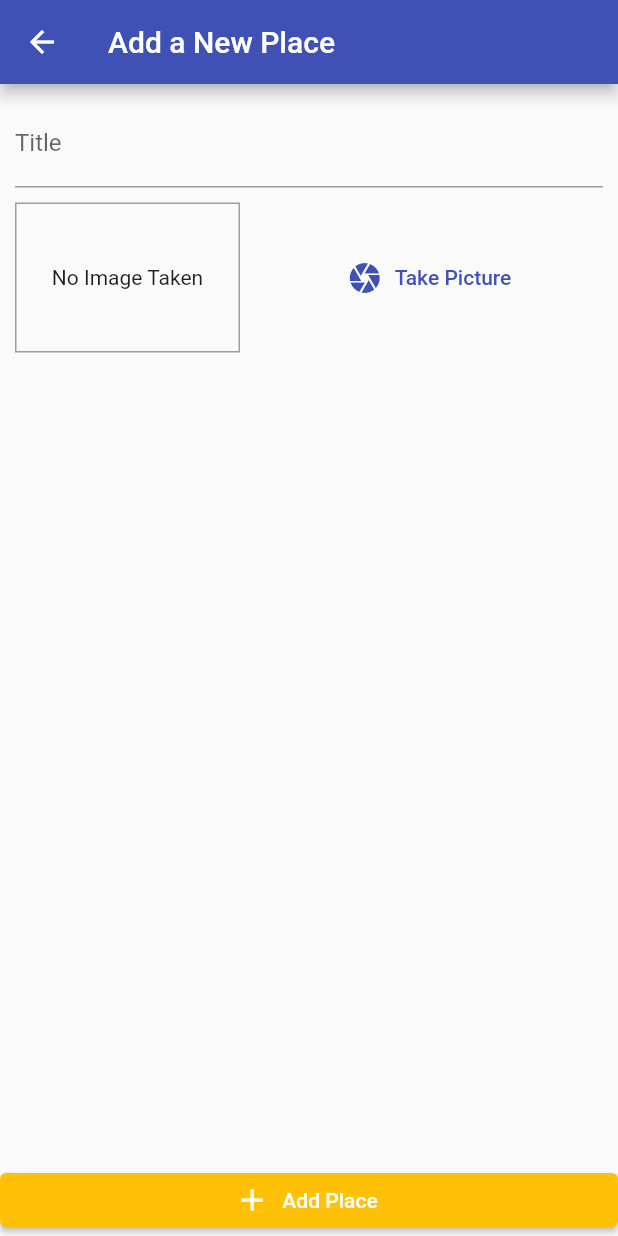
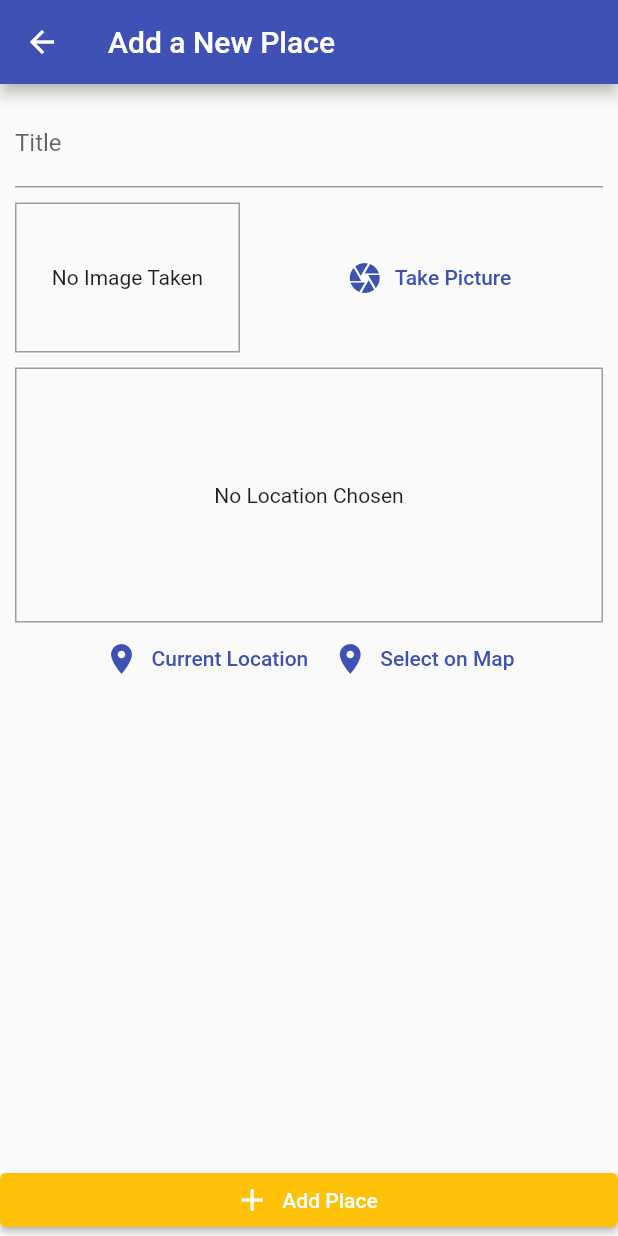
Before and after one commit to sakakidai/flutter_map, a Flutter app: the AddPlaceScreen screen opened by its route, on a phone screen of 412 x 824 dp. Run offline on Flutter 3.47's test engine with Material 2 defaults, Android fonts, the phone set to English and light mode, and no system bars; our stand-ins replace google_maps_flutter, image_picker, location.

Commit message:
Add google map

```diff
--- /dev/null
+++ b/lib/helpers/location_helper.dart
@@ -0,0 +1,10 @@
+const googleApiKey = String.fromEnvironment('GOOGLE_API_KEY');
+
+class LocationHelper {
+  static String generateLocationPreviewImage({
+    double? latitude,
+    double? longitude,
+  }) {
+    return 'https://maps.googleapis.com/maps/api/staticmap?center=$latitude,$longitude&zoom=16&size=600x300&maptype=roadmap&markers=color:red%7Clabel:A%7C$latitude,$longitude&key=$googleApiKey';
+  }
+}
--- a/lib/main.dart
+++ b/lib/main.dart
@@ -19,7 +19,7 @@ class MyApp extends StatelessWidget {
       child: MaterialApp(
         title: 'Great Places',
         theme: theme.copyWith(colorScheme: theme.colorScheme.copyWith(secondary: Colors.amber)),
-        home: PlacesListScreen(),
+        home: const PlacesListScreen(),
         routes: {
           AddPlaceScreen.routeName: (ctx) => const AddPlaceScreen(),
         },
--- a/lib/models/place.dart
+++ b/lib/models/place.dart
@@ -1,12 +1,11 @@
 import 'dart:io';
-import 'package:flutter/foundation.dart';
 
 class PlaceLocation {
   final double latitude;
   final double longitude;
   final String? address;
 
-  PlaceLocation({
+  const PlaceLocation({
     required this.latitude,
     required this.longitude,
     this.address,
--- a/lib/screens/add_place_screen.dart
+++ b/lib/screens/add_place_screen.dart
@@ -2,6 +2,7 @@ import 'dart:io';
 import 'package:flutter/material.dart';
 import 'package:provider/provider.dart';
 import '../widgets/image_input.dart';
+import '../widgets/location_input.dart';
 import '../providers/great_places.dart';
 
 class AddPlaceScreen extends StatefulWidget {
@@ -49,6 +50,8 @@ class _AddPlaceScreenState extends State<AddPlaceScreen> {
                     ),
                     const SizedBox(height: 10),
                     ImageInput(_selectedImage),
+                    const SizedBox(height: 10),
+                    const LocationInput(),
                   ],
                 ),
               ),
--- /dev/null
+++ b/lib/widgets/location_input.dart
@@ -0,0 +1,81 @@
+import 'package:flutter/material.dart';
+import 'package:google_maps_flutter/google_maps_flutter.dart';
+import 'package:location/location.dart';
+import '../helpers/location_helper.dart';
+import '../screens/map_screen.dart';
+
+class LocationInput extends StatefulWidget {
+  const LocationInput({Key? key}) : super(key: key);
+
+  @override
+  State<LocationInput> createState() => _LocationInputState();
+}
+
+class _LocationInputState extends State<LocationInput> {
+  String? _previewImageUrl;
+
+  Future<void> _getCurrentUserLocation() async {
+    final locData = await Location().getLocation();
+    final staticMapImageUrl = LocationHelper.generateLocationPreviewImage(latitude: locData.latitude, longitude: locData.longitude);
+    setState(() {
+      _previewImageUrl = staticMapImageUrl;
+    });
+  }
+
+  Future<void> _selectOnMap() async {
+    final selectedLocation = await Navigator.of(context).push<LatLng>(
+      MaterialPageRoute(
+        fullscreenDialog: true,
+        builder: (ctx) => const MapScreen(
+          isSelecting: true,
+        ),
+      ),
+    );
+
+    if (selectedLocation == null) {
+      return;
+    }
+    print(selectedLocation.latitude);
+  }
+
+  @override
+  Widget build(BuildContext context) {
+    return Column(
+      children: [
+        Container(
+          height: 170,
+          width: double.infinity,
+          alignment: Alignment.center,
+          decoration: BoxDecoration(border: Border.all(width: 1, color: Colors.grey)),
+          child: _previewImageUrl == null
+              ? const Text(
+                  'No Location Chosen',
+                  textAlign: TextAlign.center,
+                )
+              : Image.network(_previewImageUrl!, fit: BoxFit.cover, width: double.infinity),
+        ),
+        Row(
+          mainAxisAlignment: MainAxisAlignment.center,
+          children: [
+            TextButton.icon(
+              onPressed: _getCurrentUserLocation,
+              icon: const Icon(Icons.location_on),
+              label: const Text('Current Location'),
+              style: TextButton.styleFrom(
+                primary: Theme.of(context).primaryColor,
+              ),
+            ),
+            TextButton.icon(
+              onPressed: _selectOnMap,
+              icon: const Icon(Icons.location_on),
+              label: const Text('Select on Map'),
+              style: TextButton.styleFrom(
+                primary: Theme.of(context).primaryColor,
+              ),
+            ),
+          ],
+        ),
+      ],
+    );
+  }
+}
--- a/pubspec.yaml
+++ b/pubspec.yaml
@@ -13,6 +13,8 @@ dependencies:
   path_provider: ^2.0.10
   path: ^1.8.0
   cupertino_icons: ^1.0.2
+  location: ^4.4.0
+  google_maps_flutter: ^2.1.5
 
 dev_dependencies:
   flutter_test:
```
Also changed, not shown: lib/screens/map_screen.dart (added, +66 -0 lines), lib/widgets/image_input.dart (+5 -2 lines), pubspec.lock, 5 other files.
